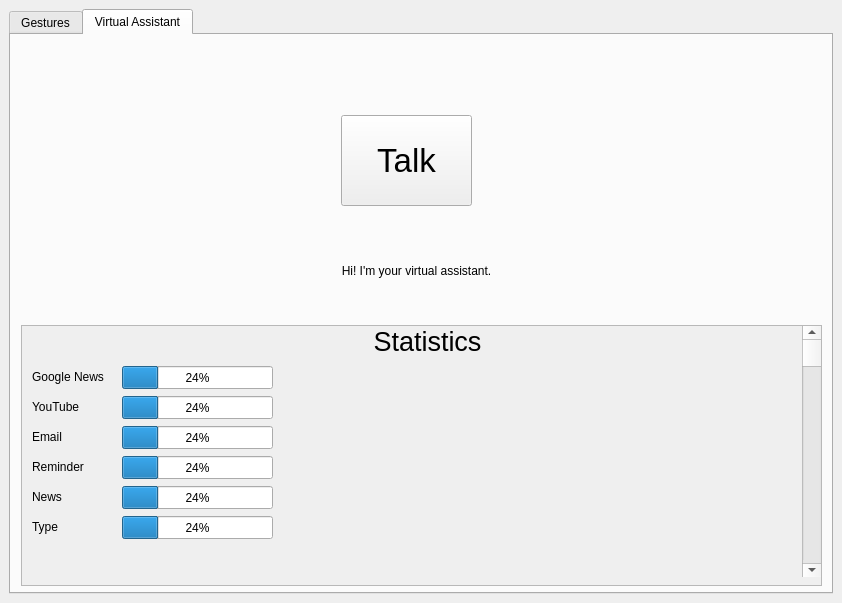
Old version of the form UI/MainWindow.ui in the repository ashwinpilgaonkar/Flick.
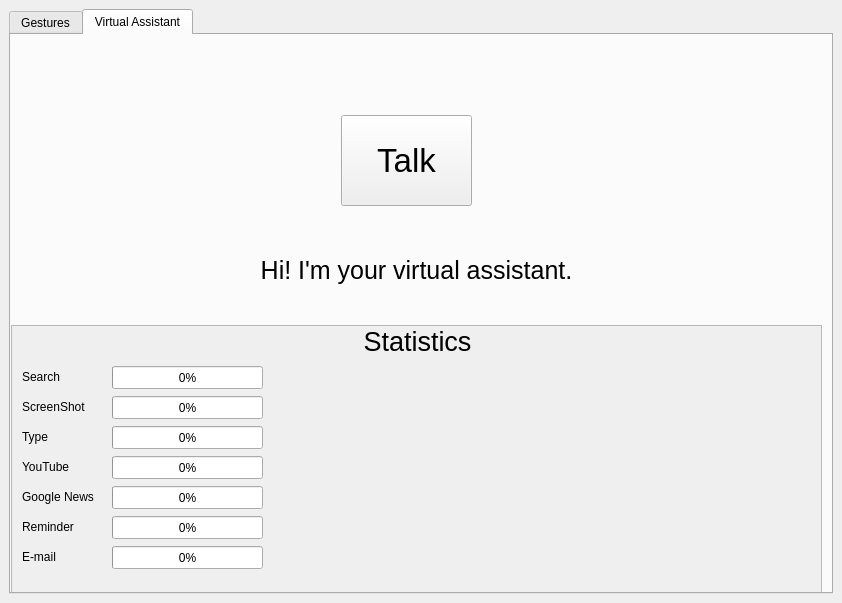
New version of the form. The open tabs and pages were chosen to show the change. Icons and pictures are not drawn.

The edit to the form file:
```diff
--- a/UI/MainWindow.ui
+++ b/UI/MainWindow.ui
@@ -321,6 +321,16 @@
           <height>111</height>
          </rect>
         </property>
+        <property name="font">
+         <font>
+          <pointsize>19</pointsize>
+          <weight>50</weight>
+          <bold>false</bold>
+          <underline>false</underline>
+          <strikeout>false</strikeout>
+          <kerning>true</kerning>
+         </font>
+        </property>
         <property name="text">
          <string>Hi! I'm your virtual assistant.</string>
         </property>
@@ -337,12 +347,21 @@
        <widget class="QScrollArea" name="scrollArea">
         <property name="geometry">
          <rect>
-          <x>10</x>
+          <x>0</x>
           <y>290</y>
-          <width>801</width>
-          <height>261</height>
+          <width>811</width>
+          <height>271</height>
          </rect>
         </property>
+        <property name="sizePolicy">
+         <sizepolicy hsizetype="Fixed" vsizetype="Expanding">
+          <horstretch>0</horstretch>
+          <verstretch>0</verstretch>
+         </sizepolicy>
+        </property>
+        <property name="autoFillBackground">
+         <bool>true</bool>
+        </property>
         <property name="widgetResizable">
          <bool>true</bool>
         </property>
@@ -351,8 +370,8 @@
           <rect>
            <x>0</x>
            <y>0</y>
-           <width>799</width>
-           <height>259</height>
+           <width>809</width>
+           <height>269</height>
           </rect>
          </property>
          <widget class="QProgressBar" name="progressBar">
@@ -365,7 +384,7 @@
            </rect>
           </property>
           <property name="value">
-           <number>24</number>
+           <number>0</number>
           </property>
          </widget>
          <widget class="QLabel" name="label_2">
@@ -378,7 +397,7 @@
            </rect>
           </property>
           <property name="text">
-           <string>Google News</string>
+           <string>Search</string>
           </property>
          </widget>
          <widget class="QLabel" name="label_3">
@@ -391,7 +410,7 @@
            </rect>
           </property>
           <property name="text">
-           <string>YouTube</string>
+           <string>ScreenShot</string>
           </property>
          </widget>
          <widget class="QLabel" name="label_5">
@@ -404,7 +423,7 @@
            </rect>
           </property>
           <property name="text">
-           <string>Email</string>
+           <string>Type</string>
           </property>
          </widget>
          <widget class="QLabel" name="label_6">
@@ -417,7 +436,7 @@
            </rect>
           </property>
           <property name="text">
-           <string>Reminder</string>
+           <string>YouTube</string>
           </property>
          </widget>
          <widget class="QProgressBar" name="progressBar_2">
@@ -430,7 +449,7 @@
            </rect>
           </property>
           <property name="value">
-           <number>24</number>
+           <number>0</number>
           </property>
          </widget>
          <widget class="QProgressBar" name="progressBar_3">
@@ -443,7 +462,7 @@
            </rect>
           </property>
           <property name="value">
-           <number>24</number>
+           <number>0</number>
           </property>
          </widget>
          <widget class="QProgressBar" name="progressBar_5">
@@ -456,7 +475,7 @@
            </rect>
           </property>
           <property name="value">
-           <number>24</number>
+           <number>0</number>
           </property>
          </widget>
          <widget class="QLabel" name="label_4">
@@ -480,33 +499,17 @@
            <set>Qt::AlignCenter</set>
           </property>
          </widget>
-         <widget class="QScrollBar" name="verticalScrollBar">
-          <property name="geometry">
-           <rect>
-            <x>780</x>
-            <y>0</y>
-            <width>20</width>
-            <height>251</height>
-           </rect>
-          </property>
-          <property name="tracking">
-           <bool>true</bool>
-          </property>
-          <property name="orientation">
-           <enum>Qt::Vertical</enum>
-          </property>
-         </widget>
          <widget class="QLabel" name="label_11">
           <property name="geometry">
            <rect>
             <x>10</x>
             <y>160</y>
-            <width>71</width>
+            <width>81</width>
             <height>21</height>
            </rect>
           </property>
           <property name="text">
-           <string>News</string>
+           <string>Google News</string>
           </property>
          </widget>
          <widget class="QLabel" name="label_12">
@@ -514,12 +517,12 @@
            <rect>
             <x>10</x>
             <y>190</y>
-            <width>71</width>
+            <width>70</width>
             <height>21</height>
            </rect>
           </property>
           <property name="text">
-           <string>Type</string>
+           <string>Reminder</string>
           </property>
          </widget>
          <widget class="QProgressBar" name="progressBar_6">
@@ -532,7 +535,7 @@
            </rect>
           </property>
           <property name="value">
-           <number>24</number>
+           <number>0</number>
           </property>
          </widget>
          <widget class="QProgressBar" name="progressBar_7">
@@ -545,7 +548,33 @@
            </rect>
           </property>
           <property name="value">
-           <number>24</number>
+           <number>0</number>
+          </property>
+         </widget>
+         <widget class="QProgressBar" name="progressBar_email">
+          <property name="geometry">
+           <rect>
+            <x>100</x>
+            <y>220</y>
+            <width>151</width>
+            <height>23</height>
+           </rect>
+          </property>
+          <property name="value">
+           <number>0</number>
+          </property>
+         </widget>
+         <widget class="QLabel" name="label_13">
+          <property name="geometry">
+           <rect>
+            <x>10</x>
+            <y>220</y>
+            <width>70</width>
+            <height>21</height>
+           </rect>
+          </property>
+          <property name="text">
+           <string>E-mail</string>
           </property>
          </widget>
         </widget>
```
Left out of the diff: 37 changed lines with no effect on the pictures.
